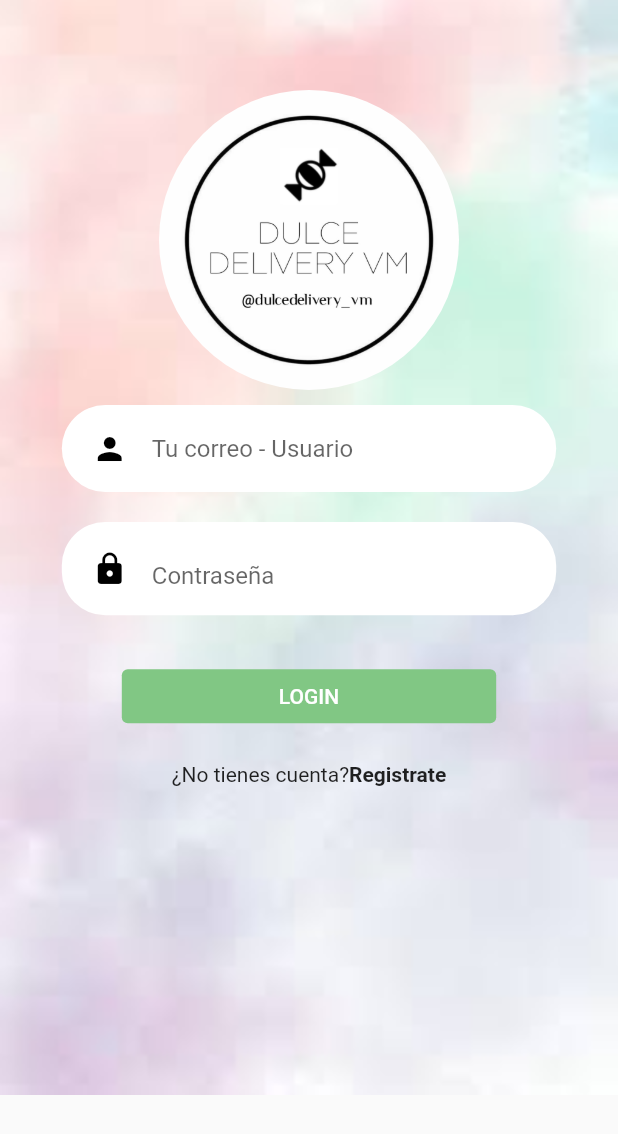
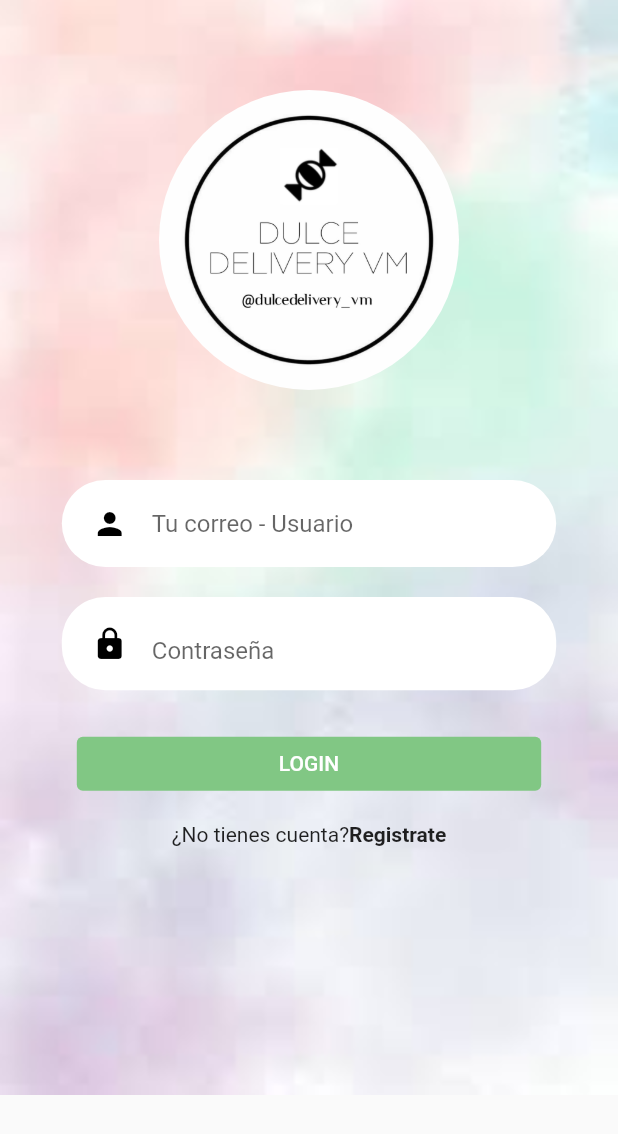
Before and after one commit to brianA1998/candy_app, a Flutter app: the screen it shows after launch, on a phone screen of 412 x 824 dp. Shown: the top 1134 px of the screen. Run offline on Flutter 3.47's test engine with Material 2 defaults, Android fonts, the phone set to English and light mode, and no system bars.

Commit message:
Haciendo los inputText mas abajo del icono

```diff
--- a/lib/pages/login_page.dart
+++ b/lib/pages/login_page.dart
@@ -34,6 +34,7 @@ class LoginPage extends StatelessWidget {
                         fit: BoxFit.cover,
                       )),
                 ),
+                SizedBox(height: 50),
                 RoundedInputField(
                   hintText: "Tu correo - Usuario",
                   onChanged: (value) {},
--- a/lib/widgets/rounded_button.dart
+++ b/lib/widgets/rounded_button.dart
@@ -21,7 +21,7 @@ class RoundedButton extends StatelessWidget {
       child: ClipRRect(
         borderRadius: BorderRadius.circular(20.0),
         child: Padding(
-          padding: EdgeInsets.symmetric(vertical: 20, horizontal: 40),
+          padding: EdgeInsets.symmetric(horizontal: 10, vertical: 15),
           child: TextButton(
             style: TextButton.styleFrom(backgroundColor: Colors.green[300]),
             onPressed: press,
```
